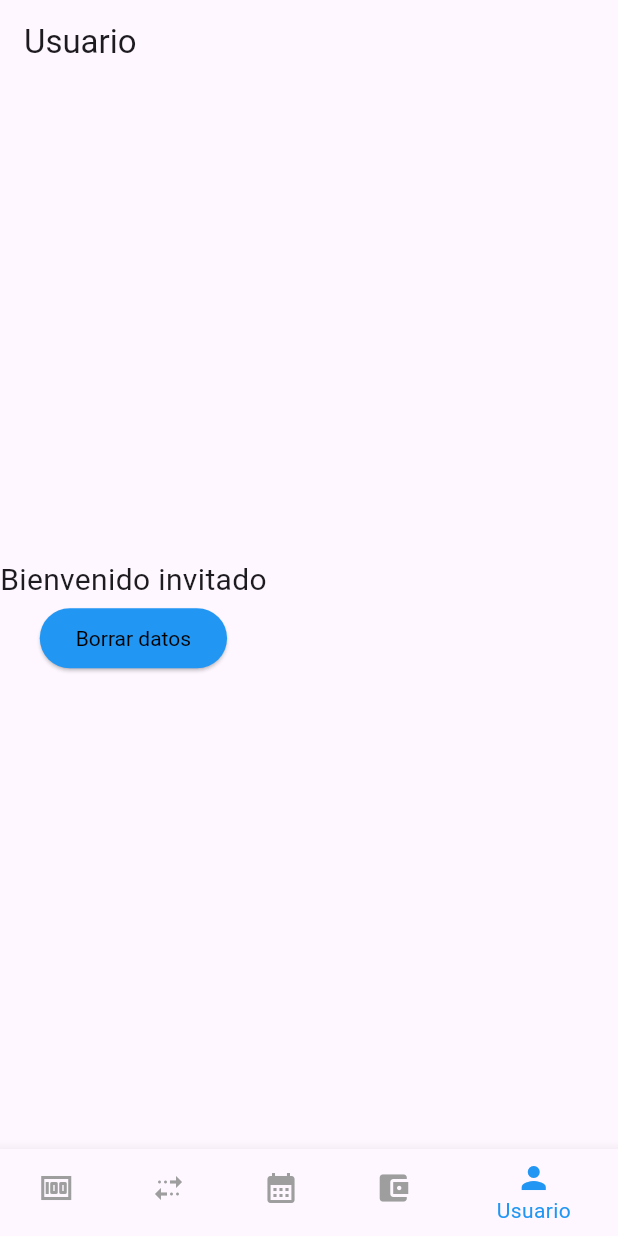
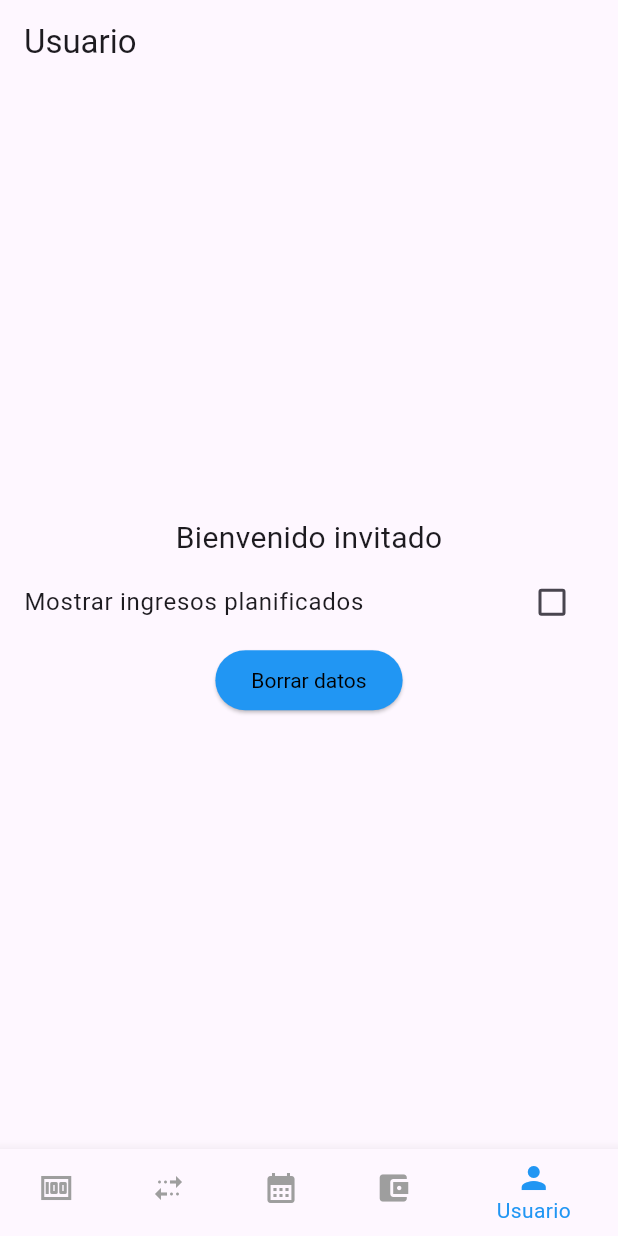
Before and after one commit to DR-Barros/appFinanzas, a Flutter app: the screen it shows after launch, item 5 of the bottom bar chosen, after a tap on "Borrar datos", on a phone screen of 412 x 824 dp. Run offline on Flutter 3.47's test engine with Material 3 defaults, Android fonts, the phone set to English and light mode, and no system bars; our stand-ins replace logger, shared_preferences; accounts and stored records are empty.

Commit message:
FEAT(info): se agrega info a incomes, y se permite visualizar o no planificación

```diff
--- a/lib/views/screens/bills_screen.dart
+++ b/lib/views/screens/bills_screen.dart
@@ -89,7 +89,8 @@
                 title: Text(transaction.title),
                 subtitle: Text(
                     '${transaction.getAmountString()} -> ${_accountName(transaction.toAccountID)}'),
-                trailing: Text(transaction.date.toString()),
+                trailing: Text(
+                    '${transaction.date.day}/${transaction.date.month}/${transaction.date.year}'),
               );
             },
           ),
--- a/lib/views/screens/income_screen.dart
+++ b/lib/views/screens/income_screen.dart
@@ -71,7 +71,8 @@
               final income = incomes[index];
               return ListTile(
                 title: Text(income.title),
-                subtitle: Text(income.getAmountString()),
+                subtitle: Text('Monto: \$${income.amount}   ->   ${appController.getAccountById(income.toAccountID).name}'),
+                trailing: Text('${income.date.day}/${income.date.month}/${income.date.year}'),
               );
             },
           ),
--- a/lib/views/screens/planning_screen.dart
+++ b/lib/views/screens/planning_screen.dart
@@ -38,7 +38,7 @@
     String date = '${currentDate.month}/${currentDate.year}';
     String planningIncome =
         appController.getPlanningIncomeByMonthString(currentDate);
-
+    bool showPlanningIncome = appController.showPlanningIncome;
     return Scaffold(
         appBar: AppBar(
           title: const Text('Planificación de gastos'),
@@ -67,6 +67,7 @@
                       icon: Icon(Icons.arrow_right)),
                 ],
               ),
+              if (showPlanningIncome)
               Padding(
                 padding: const EdgeInsets.all(10),
                 child: Row(
@@ -89,6 +90,30 @@
                   ],
                 ),
               ),
+              if (!showPlanningIncome)
+              SingleChildScrollView(
+                scrollDirection: Axis.horizontal,
+                child: DataTable(
+                  columnSpacing: 10,
+                  columns: const <DataColumn>[
+                    DataColumn(label: Text('Item'),),
+                    DataColumn(label: Text('\$')),
+                    DataColumn(label: Text('%')),
+                    DataColumn(label: Text('Gasto')),
+                    DataColumn(label: Text('Diferencia')),
+                  ],
+                  rows: plannings
+                      .map((planning) => DataRow(cells: <DataCell>[
+                            DataCell(Text(planning['name'])),
+                            DataCell(Text(planning['realValue'].toString())),
+                            DataCell(Text(planning['realPercentage'].toString())),
+                            DataCell(Text(planning['expense'].toString())),
+                            DataCell(Text(planning['difference'].toString())),
+                          ]))
+                      .toList(),
+                ),
+              ),
+              if (showPlanningIncome)
               SingleChildScrollView(
                 scrollDirection: Axis.horizontal,
                 child: DataTable(
--- a/lib/views/screens/user_screen.dart
+++ b/lib/views/screens/user_screen.dart
@@ -14,6 +14,7 @@
   @override
   Widget build(BuildContext context) {
     String userName = appController.getUserName();
+    bool showPlanningIncome = appController.showPlanningIncome;
     return Scaffold(
       appBar: AppBar(
         title: const Text('Usuario'),
@@ -28,6 +29,17 @@
             'Bienvenido $userName',
             style: const TextStyle(fontSize: 20),
           ),
+          CheckboxListTile(
+            value: showPlanningIncome,
+            onChanged: (value) {
+              appController.showPlanningIncome = value!;
+              appController.saveUser();
+              setState(() {
+                showPlanningIncome = value;
+              });
+            },
+            title: const Text('Mostrar ingresos planificados'),
+          ),
           ElevatedButton(
             onPressed: () {
               appController.resetUser();
```
Also changed, not shown: lib/controllers/app_controller.dart (+9 -0 lines).
